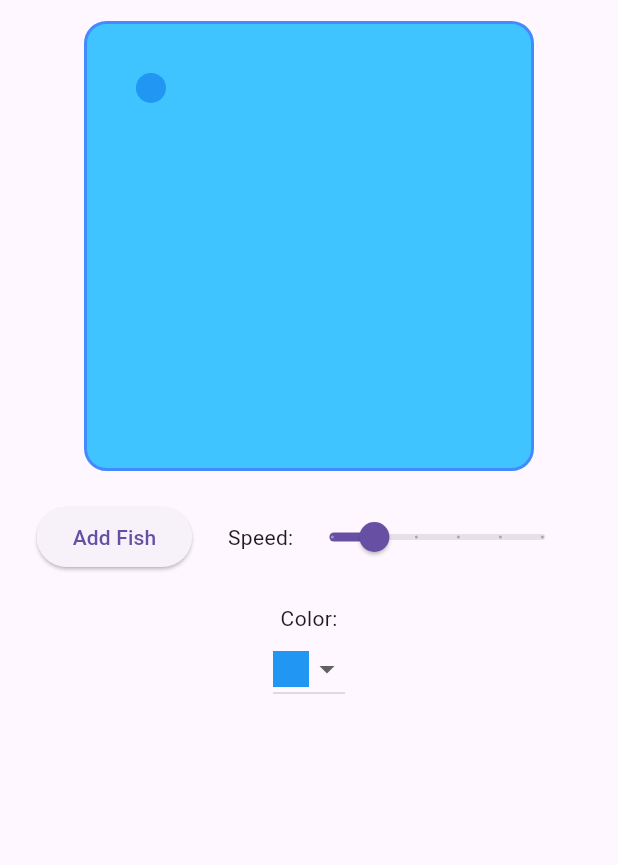
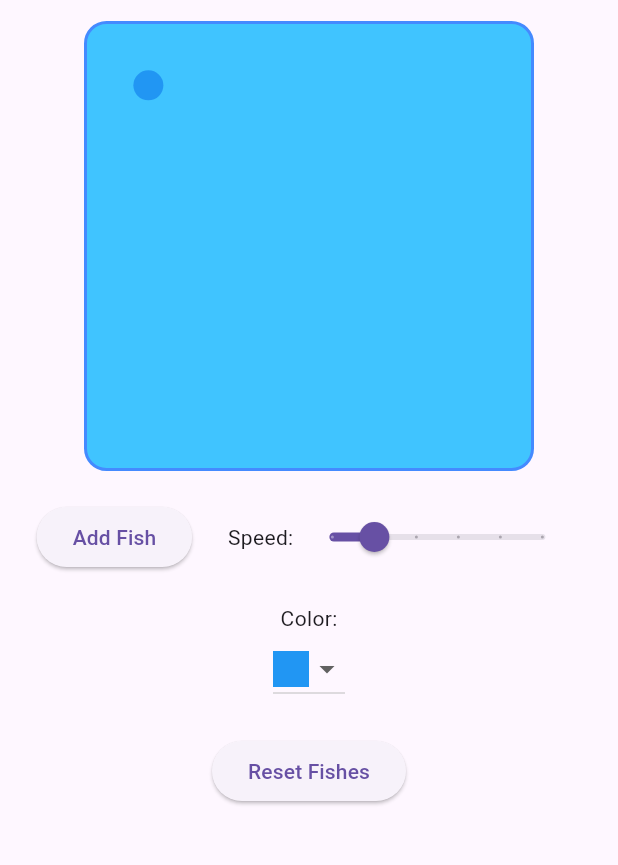
Before and after one commit to rasmey129/aquarium, a Flutter app: the screen it shows after launch, after a tap on "Add Fish", on a phone screen of 412 x 824 dp, the part 63-928 px from its top. Run offline on Flutter 3.47's test engine with Material 3 defaults, Android fonts, the phone set to English and light mode, and no system bars; our stand-ins replace shared_preferences, sqflite; accounts and stored records are empty.

Commit message:
changed the fish and saved state

```diff
--- a/lib/aquarium_screen.dart
+++ b/lib/aquarium_screen.dart
@@ -1,6 +1,7 @@
 import 'package:flutter/material.dart';
 import 'dart:math';
 import 'database_helper.dart';
+import 'package:shared_preferences/shared_preferences.dart';
 
 class AquariumScreen extends StatefulWidget {
   @override
@@ -13,12 +14,14 @@ class _AquariumScreenState extends State<AquariumScreen> {
   Color selectedColor = Colors.blue;
   double selectedSpeed = 1.0;
   int fishCount = 0;
+  SharedPreferences? prefs;
 
   @override
   void initState() {
     super.initState();
     dbHelper = DatabaseHelper.instance;
     _loadSettings();
+    _loadFromSharedPreferences();
   }
 
   _loadSettings() async {
@@ -39,6 +42,26 @@ class _AquariumScreenState extends State<AquariumScreen> {
     }
   }
 
+  _loadFromSharedPreferences() async {
+    prefs = await SharedPreferences.getInstance();
+    fishCount = prefs?.getInt('fishCount') ?? 0;
+    selectedSpeed = prefs?.getDouble('fishSpeed') ?? 1.0;
+    int colorValue = prefs?.getInt('defaultColor') ?? Colors.blue.value;
+    selectedColor = Color(colorValue);
+
+    fishList = []; // Clear the list before loading
+    for (int i = 0; i < fishCount; i++) {
+      String fishKeyColor = 'fishColor_$i';
+      String fishKeySpeed = 'fishSpeed_$i';
+      Color fishColor = Color(prefs?.getInt(fishKeyColor) ?? selectedColor.value);
+      double fishSpeed = prefs?.getDouble(fishKeySpeed) ?? selectedSpeed;
+
+      fishList.add(Fish(color: fishColor, speed: fishSpeed));
+    }
+
+    setState(() {});
+  }
+
   _saveSettings() async {
     Map<String, dynamic> row = {
       DatabaseHelper.columnFishCount: fishCount,
@@ -46,6 +69,35 @@ class _AquariumScreenState extends State<AquariumScreen> {
       DatabaseHelper.columnDefaultColor: selectedColor.value,
     };
     await dbHelper.insert(row);
+    await _saveToSharedPreferences();
+  }
+
+  _saveToSharedPreferences() async {
+    if (prefs != null) {
+      await prefs!.setInt('fishCount', fishCount);
+      await prefs!.setDouble('fishSpeed', selectedSpeed);
+      await prefs!.setInt('defaultColor', selectedColor.value);
+
+      // Save each fish's attributes
+      for (int i = 0; i < fishList.length; i++) {
+        await prefs!.setInt('fishColor_$i', fishList[i].color.value);
+        await prefs!.setDouble('fishSpeed_$i', fishList[i].speed);
+      }
+
+      // Clear any old data if fish count changes
+      for (int i = fishList.length; i < fishCount; i++) {
+        await prefs!.remove('fishColor_$i');
+        await prefs!.remove('fishSpeed_$i');
+      }
+    }
+  }
+
+  void resetFishes() {
+    setState(() {
+      fishList.clear(); // Clear the fish list
+      fishCount = 0; // Reset the fish count
+      _saveSettings(); // Save the changes to the database and shared preferences
+    });
   }
 
   @override
@@ -90,6 +142,7 @@ class _AquariumScreenState extends State<AquariumScreen> {
                 onChanged: (value) {
                   setState(() {
                     selectedSpeed = value;
+                    _saveSettings();
                   });
                 },
               ),
@@ -133,6 +186,11 @@ class _AquariumScreenState extends State<AquariumScreen> {
               ),
             ],
           ),
+          SizedBox(height: 20),
+          ElevatedButton(
+            onPressed: resetFishes, // Call resetFishes on button press
+            child: Text('Reset Fishes'),
+          ),
         ],
       ),
     );
@@ -140,7 +198,7 @@ class _AquariumScreenState extends State<AquariumScreen> {
 
   void addFish() {
     setState(() {
-      fishList.add(Fish(color: selectedColor, speed: selectedSpeed));
+      fishList.add(Fish(color: selectedColor, speed: selectedSpeed)); // Use selectedSpeed here
       fishCount++;
       _saveSettings();
     });
@@ -175,30 +233,9 @@ class _AnimatedFishState extends State<AnimatedFish> with SingleTickerProviderSt
   @override
   void initState() {
     super.initState();
-
-    currentPosition = Offset(
-      Random().nextDouble() * widget.containerWidth,
-      Random().nextDouble() * widget.containerHeight,
-    );
-
+    currentPosition = _getRandomPosition();
     destination = _getRandomPosition();
-
-    _controller = AnimationController(
-      duration: Duration(seconds: (5 / widget.fish.speed).round()),
-      vsync: this,
-    )..forward();
-
-    _position = Tween<Offset>(begin: currentPosition, end: destination)
-        .animate(CurvedAnimation(parent: _controller, curve: Curves.linear))
-      ..addListener(() {
-        setState(() {});
-      });
-
-    _controller.addStatusListener((status) {
-      if (status == AnimationStatus.completed) {
-        _setNewDestination();
-      }
-    });
+    _initializeAnimation();
   }
 
   Offset _getRandomPosition() {
@@ -208,21 +245,54 @@ class _AnimatedFishState extends State<AnimatedFish> with SingleTickerProviderSt
     );
   }
 
-  void _setNewDestination() {
-    setState(() {
-      currentPosition = destination;
-      destination = _getRandomPosition();
-      _position = Tween<Offset>(begin: currentPosition, end: destination)
-          .animate(CurvedAnimation(parent: _controller, curve: Curves.linear));
-      _controller.forward(from: 0);
-    });
+  void _initializeAnimation() {
+    // Use a fixed base duration and modify it by the speed
+    // Lower speed = longer duration, Higher speed = shorter duration
+    int baseDuration = (2000 / widget.fish.speed).toInt(); // 2 seconds base duration
+
+    _controller = AnimationController(
+      duration: Duration(milliseconds: baseDuration),
+      vsync: this,
+    );
+
+    _position = Tween<Offset>(begin: currentPosition, end: destination)
+        .animate(CurvedAnimation(parent: _controller, curve: Curves.linear))
+      ..addListener(() {
+        setState(() {
+          currentPosition = _position.value;
+
+          if (currentPosition.dx < 0 || currentPosition.dx > widget.containerWidth - 20 ||
+              currentPosition.dy < 0 || currentPosition.dy > widget.containerHeight - 20) {
+            _changeDirection();
+          }
+
+          if (_controller.isCompleted) {
+            _changeDirection();
+          }
+        });
+      });
+
+    _controller.forward();
+  }
+
+  void _changeDirection() {
+    destination = _getRandomPosition();
+
+    // Use the same duration calculation as in _initializeAnimation
+    int baseDuration = (2000 / widget.fish.speed).toInt();
+    _controller.duration = Duration(milliseconds: baseDuration);
+
+    _position = Tween<Offset>(begin: currentPosition, end: destination)
+        .animate(CurvedAnimation(parent: _controller, curve: Curves.linear));
+
+    _controller.forward(from: 0);
   }
 
   @override
   Widget build(BuildContext context) {
     return Positioned(
-      left: _position.value.dx,
-      top: _position.value.dy,
+      left: currentPosition.dx,
+      top: currentPosition.dy,
       child: Container(
         width: 20,
         height: 20,
--- a/lib/database_helper.dart
+++ b/lib/database_helper.dart
@@ -33,7 +33,22 @@ class DatabaseHelper {
 
   Future<int> insert(Map<String, dynamic> row) async {
     Database db = await database;
+    final existingRows = await queryAllRows();
+    if (existingRows.isNotEmpty) {
+      return await update(row);
+    } else {
       return await db.insert(tableSettings, row);
+    }
+  }
+
+  Future<int> update(Map<String, dynamic> row) async {
+    Database db = await database;
+    return await db.update(
+      tableSettings,
+      row,
+      where: '$columnFishCount = ?',
+      whereArgs: [row[columnFishCount]],
+    );
   }
 
   Future<List<Map<String, dynamic>>> queryAllRows() async {
--- a/lib/main.dart
+++ b/lib/main.dart
@@ -1,6 +1,6 @@
 import 'package:flutter/material.dart';
-import 'database_helper.dart';
 import 'aquarium_screen.dart';
+
 
 void main() {
   runApp(MyApp());
--- a/pubspec.yaml
+++ b/pubspec.yaml
@@ -32,7 +32,7 @@ dependencies:
     sdk: flutter
   provider: ^6.0.0
   shared_preferences: ^2.0.9
-  sqflite: ^2.0.0+3
+  sqflite: ^2.0.0+4
 
 
   # The following adds the Cupertino Icons font to your application.
```
Lines whose indentation alone changed are shown as unchanged.
